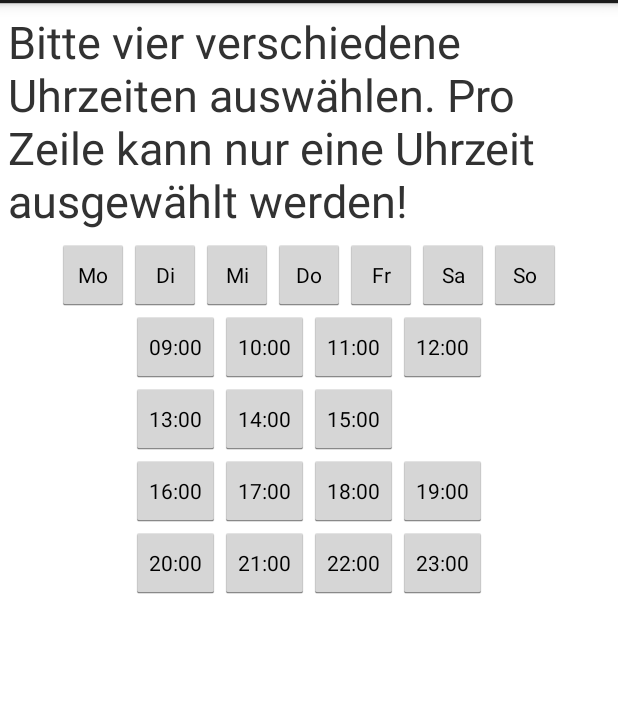
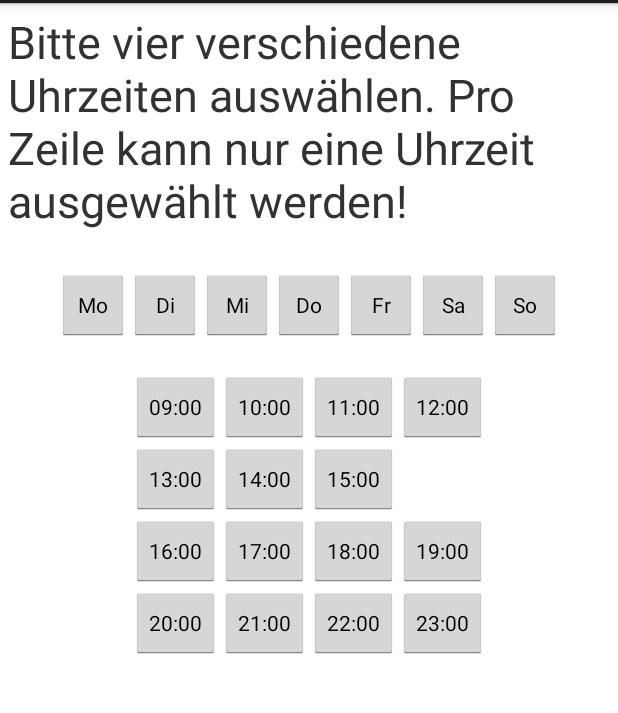
Before and after one commit to Nasto/SWE-App, an Android app: the layout time_selector.xml on its own in the app's theme, with its tools: preview values and no code run, on a phone screen of 412 x 824 dp, the part 69-782 px from its top. Run offline under Robolectric (Android 15) with nearby library versions, the phone set to English and light mode, and no system bars.

Commit message:
padding in the time-selector layout

```diff
--- a/src/main/res/layout/time_selector.xml
+++ b/src/main/res/layout/time_selector.xml
@@ -23,7 +23,7 @@
             android:layout_width="wrap_content"
             android:layout_height="wrap_content"
             android:layout_gravity="center_horizontal"
-            >
+            android:layout_marginTop="20dp">
 
         <Button
                 style="?android:attr/buttonStyleSmall"
@@ -78,7 +78,8 @@
     <TableLayout
             android:layout_width="wrap_content"
             android:layout_height="wrap_content"
-            android:layout_gravity="center">
+            android:layout_gravity="center"
+            android:layout_marginTop="20dp">
 
         <TableRow
                 android:layout_width="wrap_content"
```
